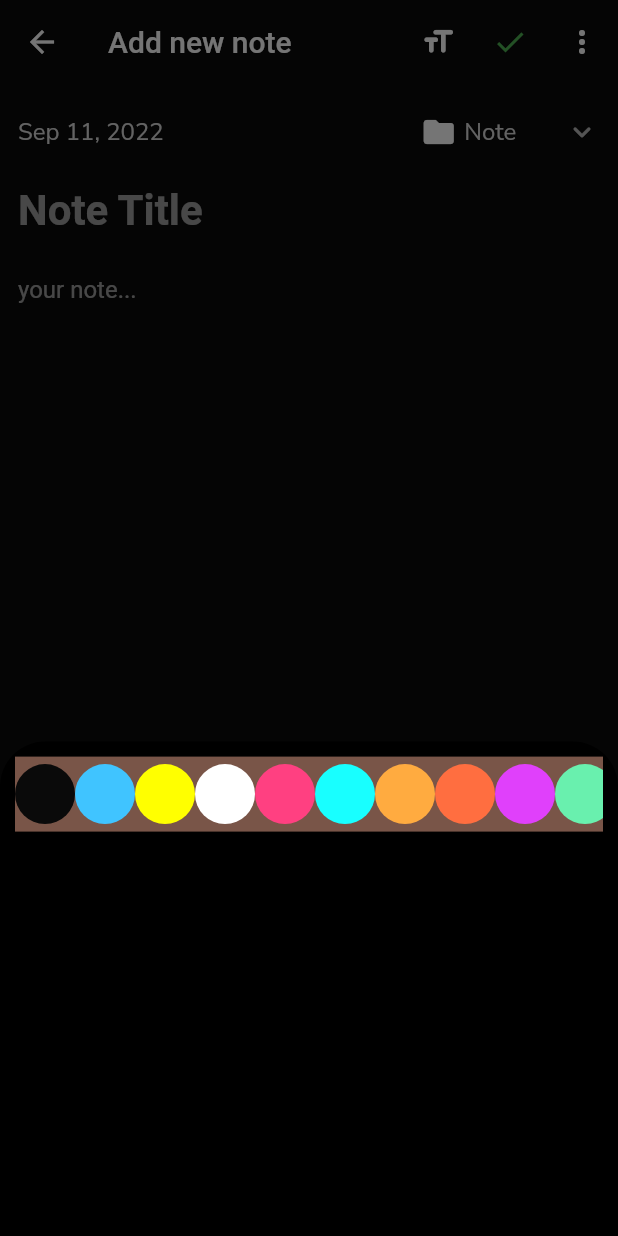
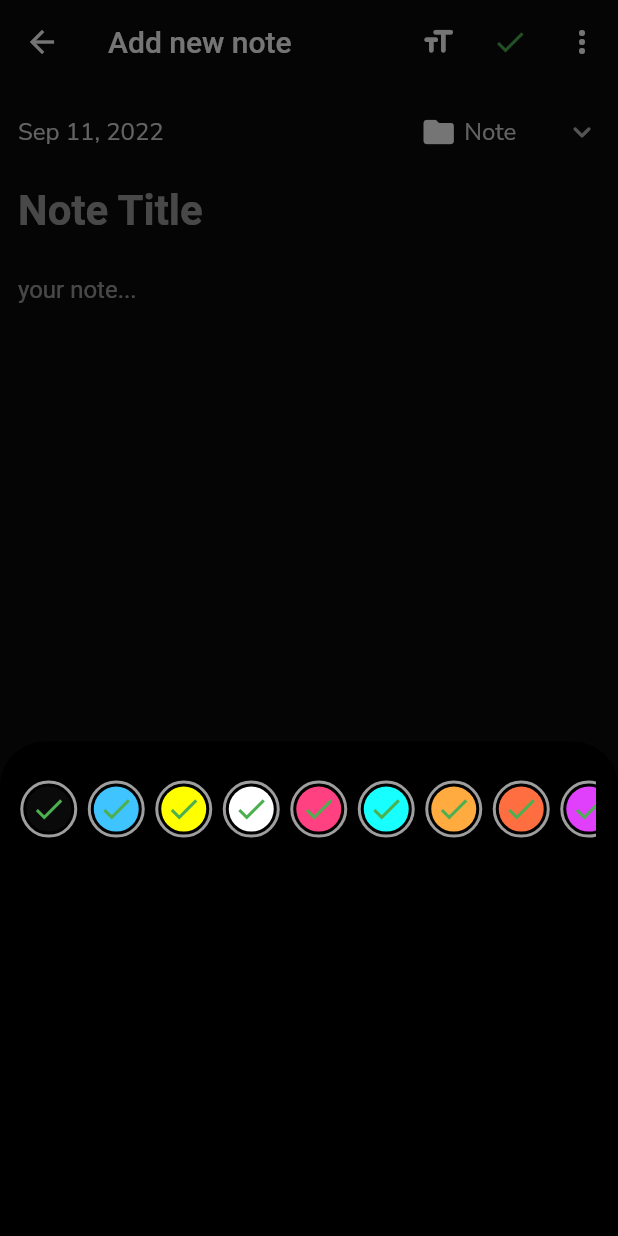
Before and after one commit to AgweBryan/flutter_note_app, a Flutter app: the AddNoteScreen screen opened directly, after a tap on the "more vert" icon, on a phone screen of 412 x 824 dp. Run offline on Flutter 3.47's test engine with Material 2 defaults, Android fonts, the phone set to English and light mode, and no system bars; our stand-ins replace bubble_bottom_bar, get, google_fonts.

Commit message:
create color palette

```diff
--- a/lib/views/screens/addNote/add_note_screen.dart
+++ b/lib/views/screens/addNote/add_note_screen.dart
@@ -1,6 +1,7 @@
 import 'package:flutter/material.dart';
 import 'package:flutter_note_app/utils/colors.dart';
 import 'package:flutter_note_app/utils/custom_text.dart';
+import 'package:flutter_note_app/views/screens/addNote/widgets/color_palette.dart';
 import 'package:get/get.dart';
 import 'package:intl/intl.dart';
 
@@ -118,7 +119,7 @@ class AddNoteScreen extends StatelessWidget {
       Container(
         padding: EdgeInsets.only(top: 10, right: 10, bottom: 5, left: 10),
         height: MediaQuery.of(context).size.height * .4,
-        width: double.infinity,
+        width: MediaQuery.of(context).size.width,
         decoration: BoxDecoration(
           color: navBarBckColor,
           borderRadius: BorderRadius.only(
@@ -126,18 +127,18 @@ class AddNoteScreen extends StatelessWidget {
             topRight: Radius.circular(30),
           ),
         ),
-        child: Column(
-          crossAxisAlignment: CrossAxisAlignment.start,
+        child: Wrap(
           children: [
             Container(
-              color: Colors.brown,
+              margin: EdgeInsets.symmetric(vertical: 10),
+              padding: EdgeInsets.only(right: 5),
               height: 50,
               width: double.infinity,
               child: ListView.builder(
                 scrollDirection: Axis.horizontal,
                 itemCount: noteColor.length,
-                itemBuilder: (context, i) => CircleAvatar(
-                  backgroundColor: noteColor[i],
+                itemBuilder: (context, i) => ColorPalette(
+                  index: i,
                 ),
               ),
             ),
--- /dev/null
+++ b/lib/views/screens/addNote/widgets/color_palette.dart
@@ -0,0 +1,33 @@
+import 'package:flutter/material.dart';
+import 'package:flutter_note_app/utils/colors.dart';
+
+class ColorPalette extends StatelessWidget {
+  final int index;
+  const ColorPalette({Key? key, required this.index}) : super(key: key);
+
+  @override
+  Widget build(BuildContext context) {
+    return Container(
+      margin: EdgeInsets.all(3.5),
+      padding: EdgeInsets.all(2),
+      decoration: BoxDecoration(
+        color: Colors.transparent,
+        border: Border.all(color: Colors.grey, width: 2),
+        shape: BoxShape.circle,
+      ),
+      child: Container(
+        width: 30,
+        height: 30,
+        alignment: Alignment.center,
+        decoration: BoxDecoration(
+          color: noteColor[index],
+          shape: BoxShape.circle,
+        ),
+        child: Icon(
+          Icons.done,
+          color: Colors.green,
+        ),
+      ),
+    );
+  }
+}
```
